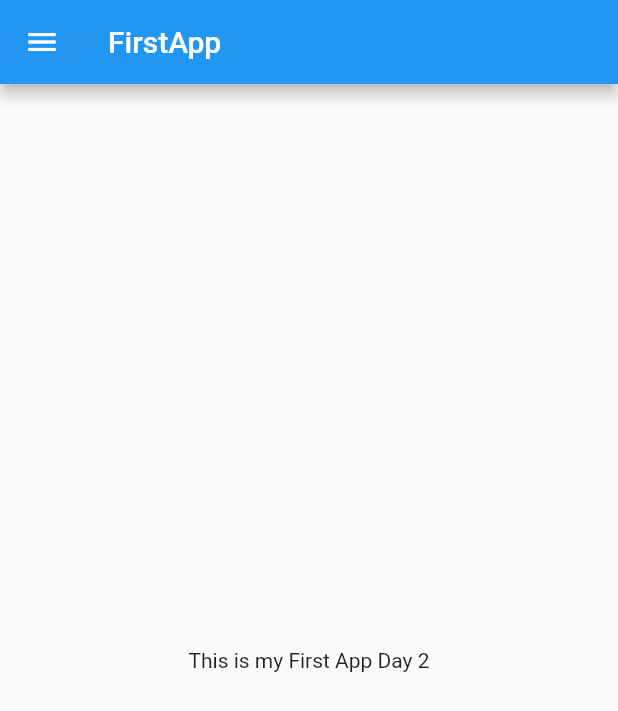
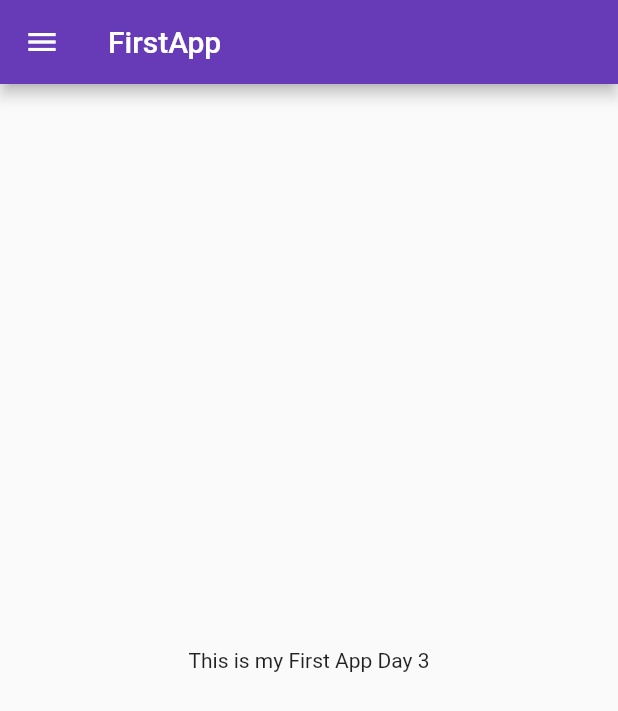
Before and after one commit to DibyoD/FLUTTERAPP1, a Flutter app: the screen it shows after launch, on a phone screen of 412 x 824 dp. Shown: the top 711 px of the screen. Run offline on Flutter 3.47's test engine with Material 2 defaults, Android fonts, the phone set to English and light mode, and no system bars.

Commit message:
day 3 completed

```diff
--- a/lib/main.dart
+++ b/lib/main.dart
@@ -1,5 +1,6 @@
 import 'package:flutter/material.dart';
-import 'package:flutter_app1/home_page.dart';
+import 'package:flutter_app1/pages/home_page.dart';
+import 'package:flutter_app1/pages/login_page.dart';
 
 void main() {
   runApp(const MyApp());
@@ -10,9 +11,18 @@ class MyApp extends StatelessWidget {
 
   @override
   Widget build(BuildContext context) {
-
-    return const MaterialApp(
-      home: HomePage(),
+    return MaterialApp(
+      themeMode: ThemeMode.light,
+      theme: ThemeData(primarySwatch: Colors.deepPurple),
+      darkTheme: ThemeData(
+        brightness: Brightness.dark,
+      ),
+      initialRoute: "/home",
+      routes: {
+        "/": (context) => LoginPage(),
+        "/home": (context) => HomePage(),
+        "/login": (context) => LoginPage()
+      },
     );
   }
 }
--- a/lib/home_page.dart
+++ b/lib/pages/home_page.dart
@@ -5,7 +5,7 @@ class HomePage extends StatelessWidget {
 
   @override
   Widget build(BuildContext context) {
-    const int day = 2;
+    const int day = 3;
     return Scaffold(
       appBar: AppBar(
         title: Text("FirstApp"),
```
Also changed, not shown: lib/pages/login_page.dart (added, +16 -0 lines).
